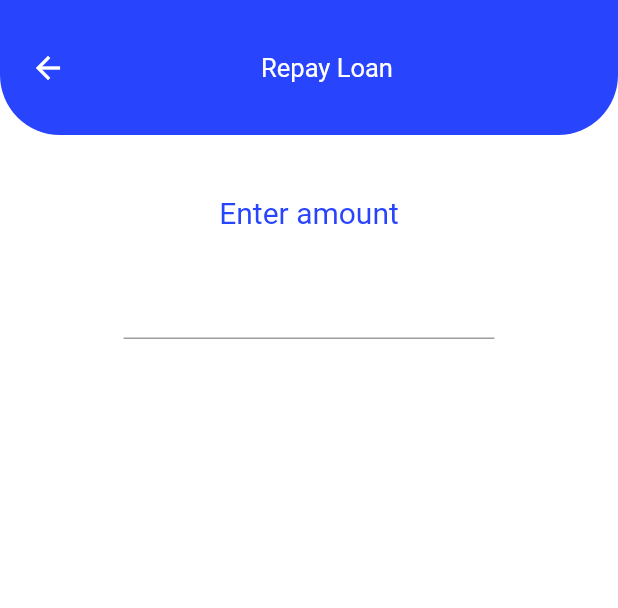
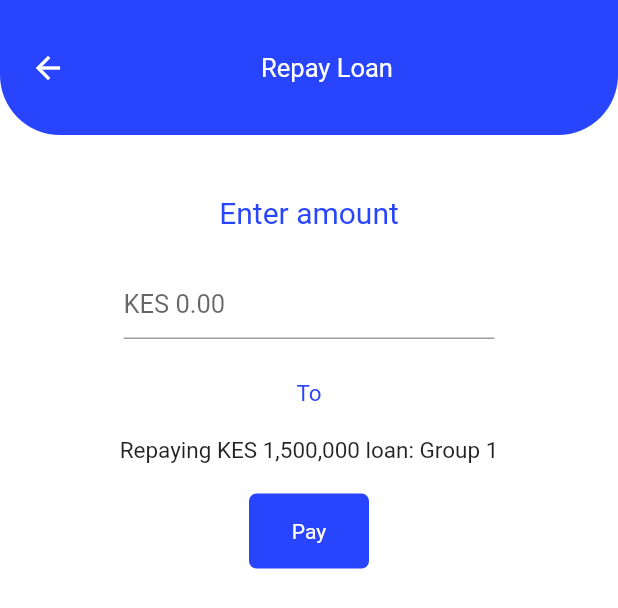
Before and after one commit to PLP-Dart-Projects/plp_dart_bootcamp_project, a Flutter app: the RepayLoan widget shown alone on an empty page, opened directly, on a phone screen of 412 x 824 dp. Shown: the top 608 px of the screen. Run offline on Flutter 3.47's test engine with Material 2 defaults, Android fonts, the phone set to English and light mode, and no system bars; our stand-ins replace iconsax.

Commit message:
added pay button to repay loan screen

```diff
--- a/lib/screens/repay_loan.dart
+++ b/lib/screens/repay_loan.dart
@@ -1,13 +1,13 @@
 import 'package:flutter/material.dart';
 import 'package:plpdartbootcampproject/utilities/color.dart';
+import 'package:plpdartbootcampproject/widgets/button.dart';
 import 'package:plpdartbootcampproject/widgets/page_layout.dart';
 
 class RepayLoan extends StatelessWidget {
-  const RepayLoan({super.key});
-
+  RepayLoan({super.key});
+  final amountController = TextEditingController();
   @override
   Widget build(BuildContext context) {
-    final amountController = TextEditingController();
     return PageLayout(
       pageTitle: "Repay Loan",
       body: Column(
@@ -33,6 +33,10 @@ class RepayLoan extends StatelessWidget {
               controller: amountController,
               textAlignVertical: TextAlignVertical.bottom,
               decoration: const InputDecoration(
+                hintText: "KES 0.00",
+                hintStyle: TextStyle(
+                  fontSize: 17,
+                ),
                 suffixText: 'KES',
                 suffixStyle: TextStyle(
                   color: AppColors.primary,
@@ -41,6 +45,29 @@ class RepayLoan extends StatelessWidget {
               ),
             ),
           ),
+          const SizedBox(
+            height: 20,
+          ),
+          const Text(
+            'To',
+            style: TextStyle(
+              color: AppColors.primary,
+              fontSize: 15,
+            ),
+          ),
+          const SizedBox(
+            height: 20,
+          ),
+          const Text(
+            'Repaying KES 1,500,000 loan: Group 1',
+            style: TextStyle(
+              fontSize: 15,
+            ),
+          ),
+          const SizedBox(
+            height: 20,
+          ),
+          LargeButton(color: AppColors.primary, text: "Pay")
         ],
       ),
     );
```
